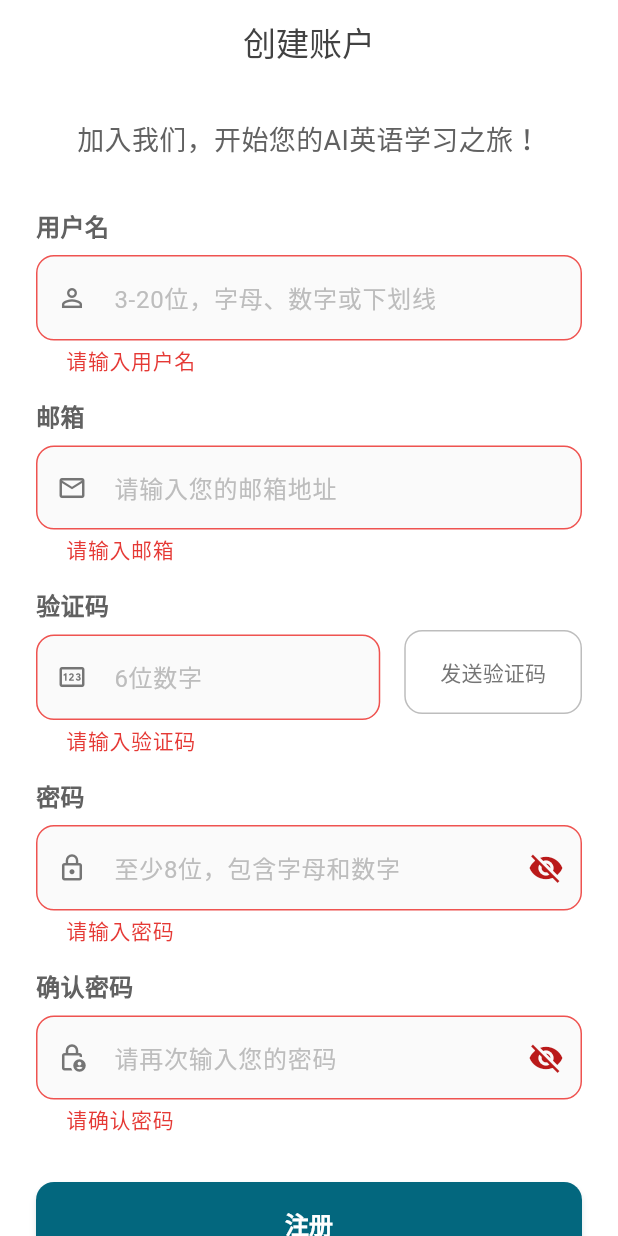
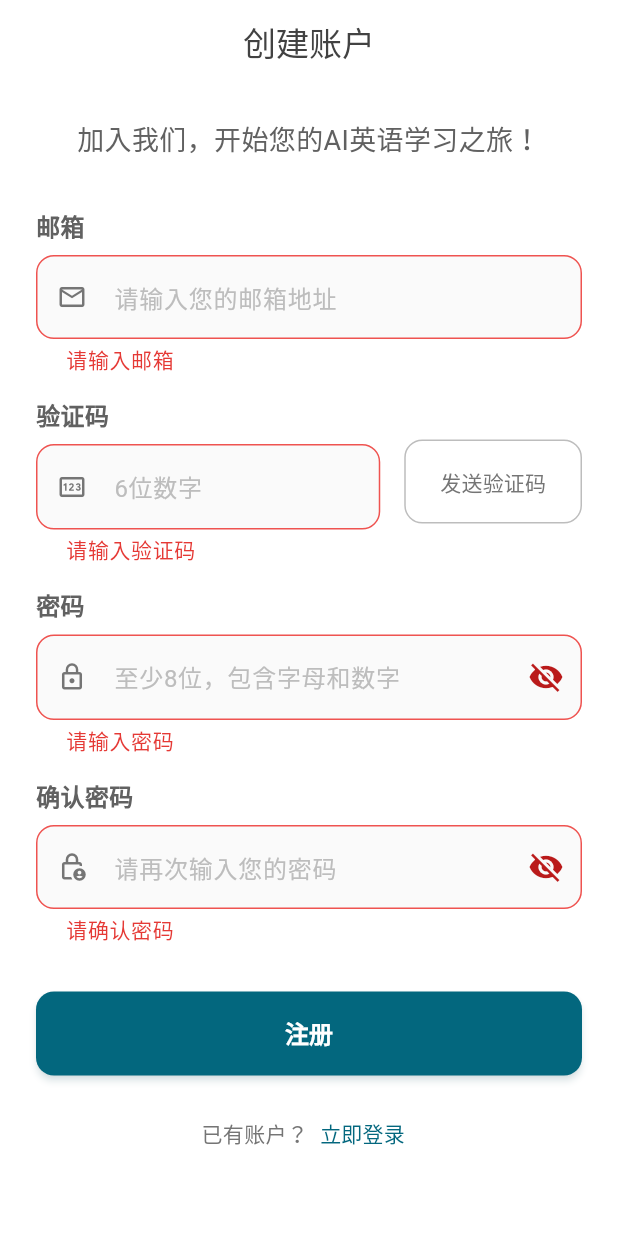
Before and after one commit to xiejeep/ai_english_learning, a Flutter app: the RegisterPage screen opened by its route, after a tap on "注册", on a phone screen of 412 x 824 dp. Run offline on Flutter 3.47's test engine with Material 3 defaults, Android fonts, the phone set to English and light mode, and no system bars; our stand-ins replace audioplayers, dio, easy_refresh, flutter_riverpod, flutter_tts, get_storage and 3 more; accounts and stored records are empty; network calls fail; Roboto replaces fonts that are missing (SF Pro Text).

```diff
--- a/lib/core/constants/app_constants.dart
+++ b/lib/core/constants/app_constants.dart
@@ -6,7 +6,7 @@ class AppConstants {
   static const String appVersion = '1.0.0';
 
   // API配置
-  static const String baseUrl = 'https://api.classhorse.cn/';
+  static const String baseUrl = 'https://app.classhorse.cn/';
   // static const String baseUrl = 'http://192.168.8.167:3000/';
   static const String apiVersion = 'v1';
 
--- a/lib/features/auth/presentation/pages/register_page.dart
+++ b/lib/features/auth/presentation/pages/register_page.dart
@@ -17,7 +17,6 @@ class RegisterPage extends ConsumerStatefulWidget {
 
 class _RegisterPageState extends ConsumerState<RegisterPage> {
   final _formKey = GlobalKey<FormState>();
-  final _usernameController = TextEditingController();
   final _emailController = TextEditingController();
   final _passwordController = TextEditingController();
   final _confirmPasswordController = TextEditingController();
@@ -27,12 +26,19 @@ class _RegisterPageState extends ConsumerState<RegisterPage> {
 
   @override
   void dispose() {
-    _usernameController.dispose();
     _emailController.dispose();
     _passwordController.dispose();
     _confirmPasswordController.dispose();
     _codeController.dispose();
     super.dispose();
+  }
+
+  /// 从邮箱地址提取用户名前缀
+  String _extractUsernameFromEmail(String email) {
+    if (email.isEmpty || !email.contains('@')) {
+      return '';
+    }
+    return email.split('@')[0];
   }
 
   @override
@@ -68,21 +74,6 @@ class _RegisterPageState extends ConsumerState<RegisterPage> {
               children: [
                 _buildHeader(),
                 const SizedBox(height: 32),
-
-                AuthInputField(
-                  controller: _usernameController,
-                  label: '用户名',
-                  hintText: '3-20位，字母、数字或下划线',
-                  prefixIcon: Icons.person_outline,
-                  onChanged: registerFormNotifier.updateUsername,
-                  validator: (value) {
-                    if (value == null || value.isEmpty) return '请输入用户名';
-                    if (!registerFormState.isUsernameValid) return '用户名格式不正确';
-                    return null;
-                  },
-                ),
-
-                const SizedBox(height: 16),
 
                 AuthInputField(
                   controller: _emailController,
@@ -281,8 +272,11 @@ class _RegisterPageState extends ConsumerState<RegisterPage> {
       return;
     }
 
+    // 从邮箱提取用户名前缀
+    final username = _extractUsernameFromEmail(_emailController.text.trim());
+
     final request = RegisterRequest(
-      username: _usernameController.text,
+      username: username,
       email: _emailController.text,
       password: _passwordController.text,
       code: _codeController.text,
```
Also changed, not shown: lib/features/auth/presentation/pages/profile_page.dart (+34 -22 lines), lib/features/auth/presentation/providers/auth_provider.dart (+4 -18 lines), lib/features/auth/presentation/providers/auth_state.dart (+1 -9 lines), lib/features/home/presentation/pages/home_page.dart (+1 -7 lines), 23 other files.
